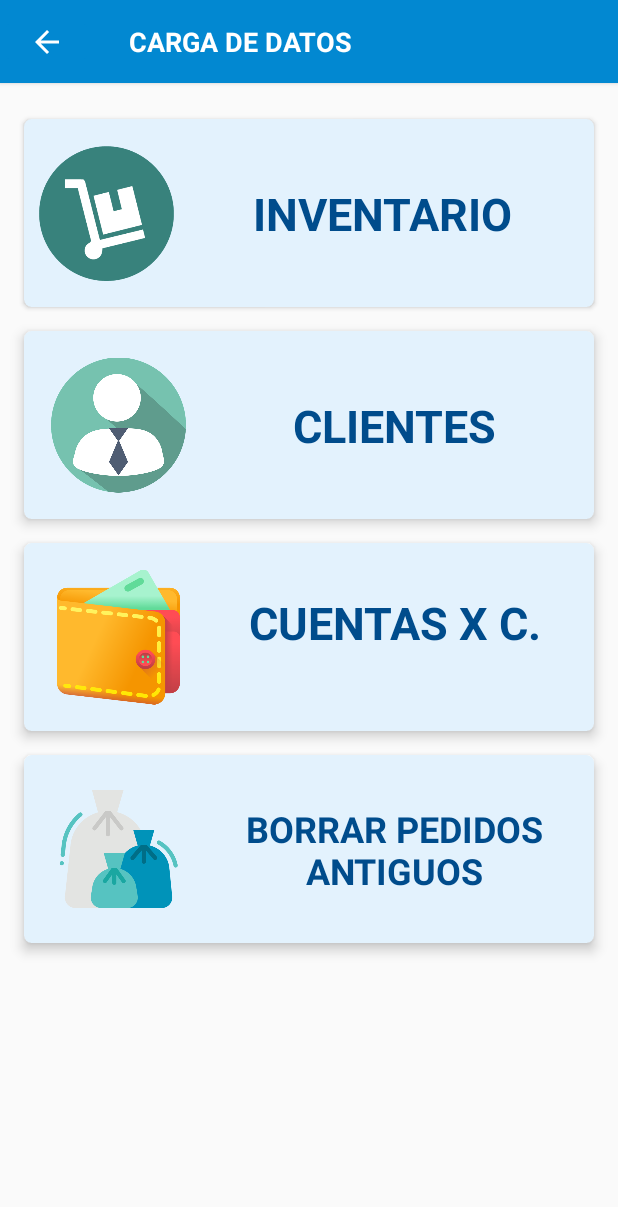
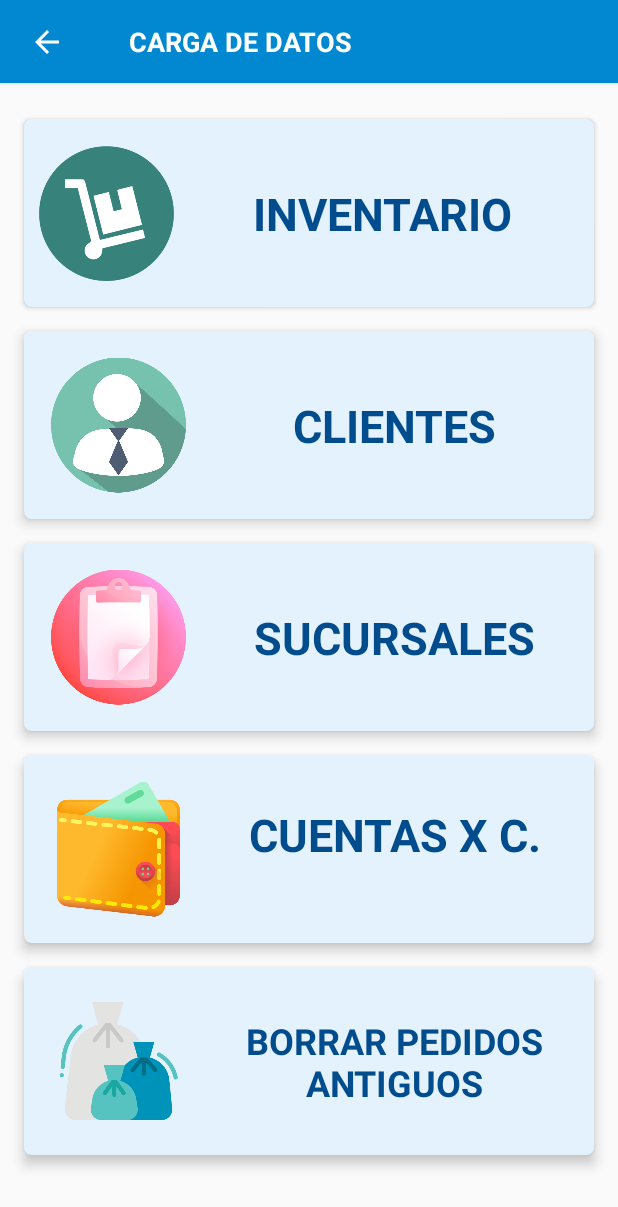
Before and after one commit to Anthonic1804/EnrikoRepuestos, an Android app: the carga_datos screen opened directly, with no data from a screen before it, on a phone screen of 412 x 824 dp. Shown: the top 1207 px of the screen. Run offline under Robolectric (Android 15) with nearby library versions, the phone set to English and light mode, and no system bars.

Commit message:
1) MODIFICANDO TABLA SUCURSALES 2) CREANDO FUNCION PARA LA OBTENCION DE LAS SUCURSALES DESDE WS 2) CREANDO FUNCION PARA LA INSERCION DE LAS SUCURSALES EN SQLITE

```diff
--- a/app/src/main/java/com/example/acae30/listas/InventarioAdapter.kt
+++ b/app/src/main/java/com/example/acae30/listas/InventarioAdapter.kt
@@ -1,10 +1,6 @@
 package com.example.acae30.listas
 
 import android.content.Context
-<<<<<<< HEAD
-import android.graphics.Color
-=======
->>>>>>> 7afa4de (LOCAL DE LA OFICINA)
 import android.view.LayoutInflater
 import android.view.View
 import android.view.ViewGroup
--- a/app/src/main/java/com/example/acae30/listas/InventarioDetalleAdapter.kt
+++ b/app/src/main/java/com/example/acae30/listas/InventarioDetalleAdapter.kt
@@ -7,13 +7,7 @@ import android.view.ViewGroup
 import android.widget.TextView
 import androidx.recyclerview.widget.RecyclerView
 import com.example.acae30.R
-<<<<<<< HEAD
-import com.example.acae30.modelos.DetallePedido
 import com.example.acae30.modelos.InventarioPrecios
-import com.example.acae30.modelos.VistaPedidos
-=======
-import com.example.acae30.modelos.InventarioPrecios
->>>>>>> 7afa4de (LOCAL DE LA OFICINA)
 
 class InventarioDetalleAdapter(private var list: ArrayList<InventarioPrecios>, private var context: Context) : RecyclerView.Adapter<InventarioDetalleAdapter.MyViewHolder>()
 {
--- a/app/src/main/res/layout/activity_carga_datos.xml
+++ b/app/src/main/res/layout/activity_carga_datos.xml
@@ -149,6 +149,55 @@
     </androidx.cardview.widget.CardView>
 
     <androidx.cardview.widget.CardView
+        android:id="@+id/cvcSucursales"
+        android:layout_width="0dp"
+        android:layout_height="125dp"
+        android:layout_marginStart="16dp"
+        android:layout_marginTop="16dp"
+        android:layout_marginEnd="16dp"
+        android:clickable="true"
+        app:cardBackgroundColor="@color/cart"
+        app:cardCornerRadius="5dp"
+        app:cardElevation="5dp"
+        app:contentPadding="2dp"
+        app:layout_constraintEnd_toEndOf="parent"
+        app:layout_constraintStart_toStartOf="parent"
+        app:layout_constraintTop_toBottomOf="@+id/cvclientes">
+
+        <androidx.constraintlayout.widget.ConstraintLayout
+            android:layout_width="match_parent"
+            android:layout_height="match_parent">
+
+            <ImageView
+                android:id="@+id/imageView51"
+                android:layout_width="90dp"
+                android:layout_height="0dp"
+                android:layout_marginStart="16dp"
+                android:layout_marginTop="8dp"
+                android:layout_marginBottom="8dp"
+                app:layout_constraintBottom_toBottomOf="parent"
+                app:layout_constraintStart_toStartOf="parent"
+                app:layout_constraintTop_toTopOf="parent"
+                app:srcCompat="@drawable/lista" />
+
+            <TextView
+                android:layout_width="wrap_content"
+                android:layout_height="wrap_content"
+                android:layout_marginStart="16dp"
+                android:layout_marginEnd="8dp"
+                android:text="SUCURSALES"
+                android:textColor="@color/colorPrimaryDark"
+                android:textColorLink="@color/colorPrimaryDark"
+                android:textSize="30sp"
+                android:textStyle="bold"
+                app:layout_constraintBottom_toBottomOf="parent"
+                app:layout_constraintEnd_toEndOf="parent"
+                app:layout_constraintStart_toEndOf="@+id/imageView51"
+                app:layout_constraintTop_toTopOf="parent" />
+        </androidx.constraintlayout.widget.ConstraintLayout>
+    </androidx.cardview.widget.CardView>
+
+    <androidx.cardview.widget.CardView
         android:id="@+id/cvcuentas"
         android:layout_width="match_parent"
         android:layout_height="125dp"
@@ -162,7 +211,7 @@
         app:contentPadding="2dp"
         app:layout_constraintEnd_toEndOf="parent"
         app:layout_constraintStart_toStartOf="parent"
-        app:layout_constraintTop_toBottomOf="@+id/cvclientes"
+        app:layout_constraintTop_toBottomOf="@+id/cvcSucursales"
         tools:visibility="visible">
 
         <androidx.constraintlayout.widget.ConstraintLayout
```
Also changed, not shown: app/src/main/java/com/example/acae30/carga_datos.kt (+20 -2 lines), app/src/main/java/com/example/acae30/listas/ClienteAdapter.kt (+0 -9 lines).
